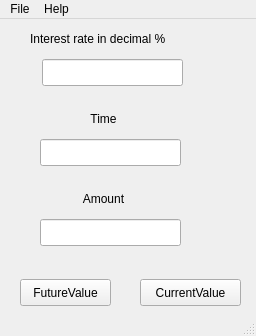
Old version of the form mainwindow.ui in the repository jorkanofaln/CompundInterestCalc-QT.
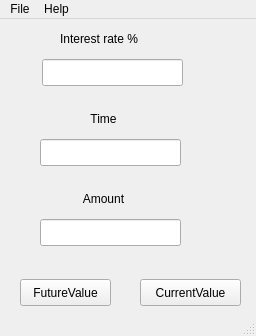
New version of the form.

Diff of the .ui file:
```diff
--- a/mainwindow.ui
+++ b/mainwindow.ui
@@ -43,14 +43,14 @@
    <widget class="QLabel" name="label">
     <property name="geometry">
      <rect>
-      <x>30</x>
+      <x>60</x>
       <y>10</y>
-      <width>181</width>
+      <width>101</width>
       <height>20</height>
      </rect>
     </property>
     <property name="text">
-     <string>Interest rate in decimal %</string>
+     <string>Interest rate %</string>
     </property>
    </widget>
    <widget class="QLineEdit" name="lineEditInterest">
```
